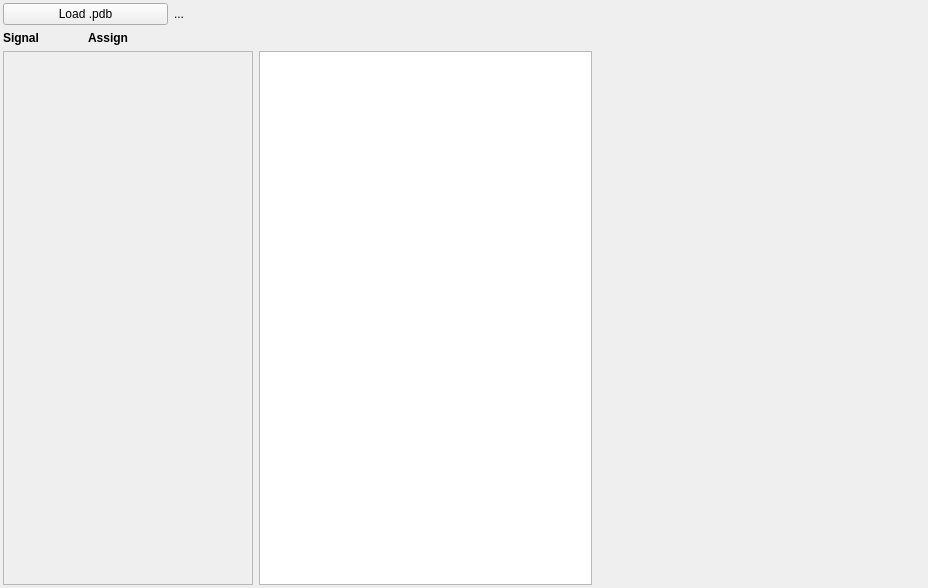
This is GUI/designer/selection_widget.ui in alsinmr/pyDR as Qt 5 draws it before an edit. The edited form follows.
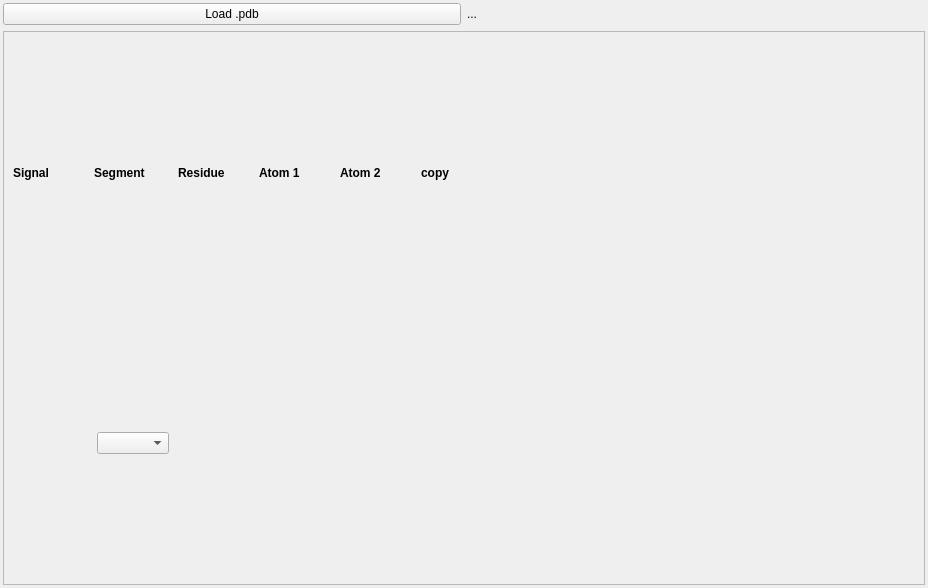
This is the edited form.

Diff of the .ui file:
```diff
--- a/GUI/designer/selection_widget.ui
+++ b/GUI/designer/selection_widget.ui
@@ -32,7 +32,21 @@
    <property name="bottomMargin">
     <number>3</number>
    </property>
-   <item row="2" column="0" colspan="3">
+   <item row="0" column="0" colspan="2">
+    <widget class="QPushButton" name="pushButton_loadpdb">
+     <property name="text">
+      <string>Load .pdb</string>
+     </property>
+    </widget>
+   </item>
+   <item row="0" column="2" colspan="2">
+    <widget class="QLabel" name="label_pdbpath">
+     <property name="text">
+      <string>...</string>
+     </property>
+    </widget>
+   </item>
+   <item row="3" column="0" colspan="4">
     <widget class="QScrollArea" name="scrollArea">
      <property name="minimumSize">
       <size>
@@ -48,13 +62,13 @@
        <rect>
         <x>0</x>
         <y>0</y>
-        <width>248</width>
-        <height>526</height>
+        <width>920</width>
+        <height>549</height>
        </rect>
       </property>
       <layout class="QGridLayout" name="gridLayout_5">
-       <item row="1" column="1">
-        <widget class="QWidget" name="widget_2" native="true">
+       <item row="1" column="4">
+        <widget class="QWidget" name="widget_5" native="true">
          <property name="minimumSize">
           <size>
            <width>75</width>
@@ -67,7 +81,7 @@
            <height>16777215</height>
           </size>
          </property>
-         <layout class="QGridLayout" name="gridLayout_3">
+         <layout class="QGridLayout" name="gridLayout_7">
           <property name="leftMargin">
            <number>3</number>
           </property>
@@ -80,18 +94,41 @@
           <property name="bottomMargin">
            <number>3</number>
           </property>
-          <item row="1" column="0">
-           <layout class="QVBoxLayout" name="verticalLayout_2">
-            <property name="spacing">
-             <number>1</number>
-            </property>
-            <property name="sizeConstraint">
-             <enum>QLayout::SetDefaultConstraint</enum>
-            </property>
-            <property name="leftMargin">
-             <number>0</number>
-            </property>
-           </layout>
+          <item row="0" column="0">
+           <layout class="QVBoxLayout" name="verticalLayout_assignatom1"/>
+          </item>
+         </layout>
+        </widget>
+       </item>
+       <item row="1" column="5">
+        <widget class="QWidget" name="widget_6" native="true">
+         <property name="minimumSize">
+          <size>
+           <width>75</width>
+           <height>0</height>
+          </size>
+         </property>
+         <property name="maximumSize">
+          <size>
+           <width>100</width>
+           <height>16777215</height>
+          </size>
+         </property>
+         <layout class="QGridLayout" name="gridLayout_8">
+          <property name="leftMargin">
+           <number>3</number>
+          </property>
+          <property name="topMargin">
+           <number>3</number>
+          </property>
+          <property name="rightMargin">
+           <number>3</number>
+          </property>
+          <property name="bottomMargin">
+           <number>3</number>
+          </property>
+          <item row="0" column="0">
+           <layout class="QVBoxLayout" name="verticalLayout_assignatom2"/>
           </item>
          </layout>
         </widget>
@@ -148,7 +185,7 @@
          </layout>
         </widget>
        </item>
-       <item row="1" column="2">
+       <item row="1" column="6">
         <widget class="QWidget" name="widget_3" native="true">
          <property name="minimumSize">
           <size>
@@ -188,60 +225,150 @@
          </layout>
         </widget>
        </item>
+       <item row="1" column="3">
+        <widget class="QWidget" name="widget_4" native="true">
+         <property name="minimumSize">
+          <size>
+           <width>75</width>
+           <height>0</height>
+          </size>
+         </property>
+         <property name="maximumSize">
+          <size>
+           <width>100</width>
+           <height>16777215</height>
+          </size>
+         </property>
+         <layout class="QGridLayout" name="gridLayout_6">
+          <property name="leftMargin">
+           <number>3</number>
+          </property>
+          <property name="topMargin">
+           <number>3</number>
+          </property>
+          <property name="rightMargin">
+           <number>3</number>
+          </property>
+          <property name="bottomMargin">
+           <number>3</number>
+          </property>
+          <item row="0" column="0">
+           <layout class="QVBoxLayout" name="verticalLayout_assignresidue"/>
+          </item>
+         </layout>
+        </widget>
+       </item>
+       <item row="1" column="2">
+        <widget class="QWidget" name="widget_2" native="true">
+         <property name="minimumSize">
+          <size>
+           <width>75</width>
+           <height>0</height>
+          </size>
+         </property>
+         <property name="maximumSize">
+          <size>
+           <width>100</width>
+           <height>16777215</height>
+          </size>
+         </property>
+         <layout class="QGridLayout" name="gridLayout_3">
+          <property name="leftMargin">
+           <number>3</number>
+          </property>
+          <property name="topMargin">
+           <number>3</number>
+          </property>
+          <property name="rightMargin">
+           <number>3</number>
+          </property>
+          <property name="bottomMargin">
+           <number>3</number>
+          </property>
+          <item row="1" column="0">
+           <layout class="QVBoxLayout" name="verticalLayout_assignsegment">
+            <property name="spacing">
+             <number>1</number>
+            </property>
+            <property name="sizeConstraint">
+             <enum>QLayout::SetDefaultConstraint</enum>
+            </property>
+            <property name="leftMargin">
+             <number>0</number>
+            </property>
+            <item>
+             <widget class="QComboBox" name="comboBox"/>
+            </item>
+           </layout>
+          </item>
+         </layout>
+        </widget>
+       </item>
+       <item row="1" column="7">
+        <spacer name="horizontalSpacer">
+         <property name="orientation">
+          <enum>Qt::Horizontal</enum>
+         </property>
+         <property name="sizeHint" stdset="0">
+          <size>
+           <width>40</width>
+           <height>20</height>
+          </size>
+         </property>
+        </spacer>
+       </item>
+       <item row="0" column="0">
+        <widget class="QLabel" name="label">
+         <property name="minimumSize">
+          <size>
+           <width>75</width>
+           <height>0</height>
+          </size>
+         </property>
+         <property name="text">
+          <string>&lt;html&gt;&lt;head/&gt;&lt;body&gt;&lt;p&gt;&lt;span style=&quot; font-weight:600;&quot;&gt;Signal&lt;/span&gt;&lt;/p&gt;&lt;/body&gt;&lt;/html&gt;</string>
+         </property>
+        </widget>
+       </item>
+       <item row="0" column="2">
+        <widget class="QLabel" name="label_2">
+         <property name="text">
+          <string>&lt;html&gt;&lt;head/&gt;&lt;body&gt;&lt;p&gt;&lt;span style=&quot; font-weight:600;&quot;&gt;Segment&lt;/span&gt;&lt;/p&gt;&lt;/body&gt;&lt;/html&gt;</string>
+         </property>
+        </widget>
+       </item>
+       <item row="0" column="3">
+        <widget class="QLabel" name="label_3">
+         <property name="text">
+          <string>&lt;html&gt;&lt;head/&gt;&lt;body&gt;&lt;p&gt;&lt;span style=&quot; font-weight:600;&quot;&gt;Residue&lt;/span&gt;&lt;/p&gt;&lt;/body&gt;&lt;/html&gt;</string>
+         </property>
+        </widget>
+       </item>
+       <item row="0" column="4">
+        <widget class="QLabel" name="label_4">
+         <property name="text">
+          <string>&lt;html&gt;&lt;head/&gt;&lt;body&gt;&lt;p&gt;&lt;span style=&quot; font-weight:600;&quot;&gt;Atom 1 &lt;/span&gt;&lt;/p&gt;&lt;/body&gt;&lt;/html&gt;</string>
+         </property>
+        </widget>
+       </item>
+       <item row="0" column="5">
+        <widget class="QLabel" name="label_5">
+         <property name="text">
+          <string>&lt;html&gt;&lt;head/&gt;&lt;body&gt;&lt;p&gt;&lt;span style=&quot; font-weight:600;&quot;&gt;Atom 2&lt;/span&gt;&lt;/p&gt;&lt;/body&gt;&lt;/html&gt;</string>
+         </property>
+        </widget>
+       </item>
+       <item row="0" column="6">
+        <widget class="QLabel" name="label_6">
+         <property name="text">
+          <string>&lt;html&gt;&lt;head/&gt;&lt;body&gt;&lt;p&gt;&lt;span style=&quot; font-weight:600;&quot;&gt;copy&lt;/span&gt;&lt;/p&gt;&lt;/body&gt;&lt;/html&gt;</string>
+         </property>
+        </widget>
+       </item>
       </layout>
      </widget>
     </widget>
    </item>
-   <item row="1" column="1" colspan="2">
-    <widget class="QLabel" name="label_2">
-     <property name="text">
-      <string>&lt;html&gt;&lt;head/&gt;&lt;body&gt;&lt;p&gt;&lt;span style=&quot; font-weight:600;&quot;&gt;Assign&lt;/span&gt;&lt;/p&gt;&lt;/body&gt;&lt;/html&gt;</string>
-     </property>
-    </widget>
-   </item>
-   <item row="0" column="2" colspan="2">
-    <widget class="QLabel" name="label_pdbpath">
-     <property name="text">
-      <string>...</string>
-     </property>
-    </widget>
-   </item>
-   <item row="2" column="3">
-    <widget class="QListWidget" name="listWidget_pdbresidues"/>
-   </item>
-   <item row="0" column="0" colspan="2">
-    <widget class="QPushButton" name="pushButton_loadpdb">
-     <property name="text">
-      <string>Load .pdb</string>
-     </property>
-    </widget>
-   </item>
-   <item row="1" column="0">
-    <widget class="QLabel" name="label">
-     <property name="minimumSize">
-      <size>
-       <width>75</width>
-       <height>0</height>
-      </size>
-     </property>
-     <property name="text">
-      <string>&lt;html&gt;&lt;head/&gt;&lt;body&gt;&lt;p&gt;&lt;span style=&quot; font-weight:600;&quot;&gt;Signal&lt;/span&gt;&lt;/p&gt;&lt;/body&gt;&lt;/html&gt;</string>
-     </property>
-    </widget>
-   </item>
-   <item row="2" column="4">
-    <spacer name="horizontalSpacer">
-     <property name="orientation">
-      <enum>Qt::Horizontal</enum>
-     </property>
-     <property name="sizeHint" stdset="0">
-      <size>
-       <width>40</width>
-       <height>20</height>
-      </size>
-     </property>
-    </spacer>
-   </item>
   </layout>
  </widget>
  <resources/>
```
Left out of the diff: 4 changed lines with no effect on the pictures.
